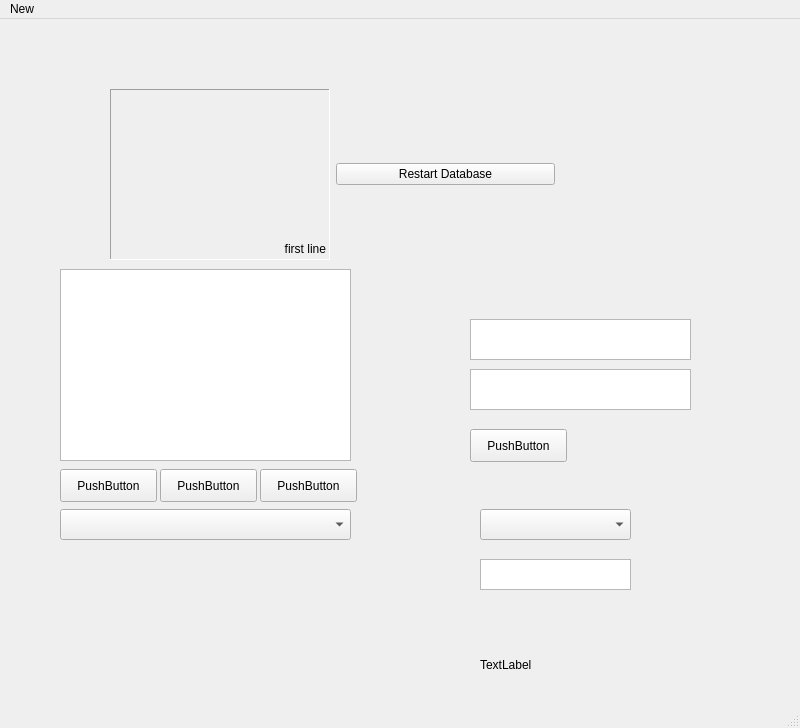
First picture: the form in mainwindow.ui, repository ardieMejia/CPP-Qt-user-management-app, before the edit.
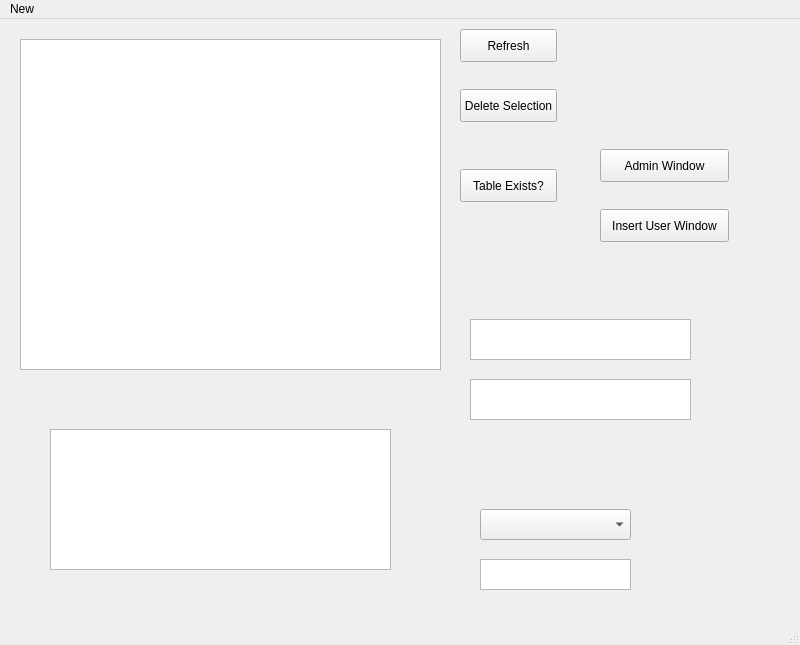
Second picture: the form after the edit.

```diff
--- a/mainwindow.ui
+++ b/mainwindow.ui
@@ -7,107 +7,13 @@
     <x>0</x>
     <y>0</y>
     <width>800</width>
-    <height>728</height>
+    <height>645</height>
    </rect>
   </property>
   <property name="windowTitle">
    <string>MainWindow</string>
   </property>
   <widget class="QWidget" name="centralwidget">
-   <widget class="QWidget" name="horizontalLayoutWidget">
-    <property name="geometry">
-     <rect>
-      <x>110</x>
-      <y>70</y>
-      <width>445</width>
-      <height>171</height>
-     </rect>
-    </property>
-    <layout class="QHBoxLayout" name="layout">
-     <item>
-      <widget class="QLabel" name="pointOnelongLabel">
-       <property name="frameShape">
-        <enum>QFrame::Panel</enum>
-       </property>
-       <property name="frameShadow">
-        <enum>QFrame::Sunken</enum>
-       </property>
-       <property name="text">
-        <string>first line</string>
-       </property>
-       <property name="alignment">
-        <set>Qt::AlignBottom|Qt::AlignRight|Qt::AlignTrailing</set>
-       </property>
-      </widget>
-     </item>
-     <item>
-      <widget class="QPushButton" name="pushButton">
-       <property name="text">
-        <string>Restart Database</string>
-       </property>
-      </widget>
-     </item>
-    </layout>
-   </widget>
-   <widget class="QListView" name="listView">
-    <property name="geometry">
-     <rect>
-      <x>60</x>
-      <y>250</y>
-      <width>291</width>
-      <height>192</height>
-     </rect>
-    </property>
-   </widget>
-   <widget class="QPushButton" name="pushButton_2">
-    <property name="geometry">
-     <rect>
-      <x>60</x>
-      <y>450</y>
-      <width>97</width>
-      <height>33</height>
-     </rect>
-    </property>
-    <property name="text">
-     <string>PushButton</string>
-    </property>
-   </widget>
-   <widget class="QPushButton" name="pushButton_3">
-    <property name="geometry">
-     <rect>
-      <x>160</x>
-      <y>450</y>
-      <width>97</width>
-      <height>33</height>
-     </rect>
-    </property>
-    <property name="text">
-     <string>PushButton</string>
-    </property>
-   </widget>
-   <widget class="QPushButton" name="pushButton_4">
-    <property name="geometry">
-     <rect>
-      <x>260</x>
-      <y>450</y>
-      <width>97</width>
-      <height>33</height>
-     </rect>
-    </property>
-    <property name="text">
-     <string>PushButton</string>
-    </property>
-   </widget>
-   <widget class="QComboBox" name="comboBox">
-    <property name="geometry">
-     <rect>
-      <x>60</x>
-      <y>490</y>
-      <width>291</width>
-      <height>31</height>
-     </rect>
-    </property>
-   </widget>
    <widget class="QComboBox" name="comboBox_ssync">
     <property name="geometry">
      <rect>
@@ -155,7 +61,7 @@
     <property name="geometry">
      <rect>
       <x>470</x>
-      <y>350</y>
+      <y>360</y>
       <width>221</width>
       <height>41</height>
      </rect>
@@ -164,15 +70,87 @@
    <widget class="QPushButton" name="button_saveUser">
     <property name="geometry">
      <rect>
-      <x>470</x>
+      <x>460</x>
+      <y>10</y>
+      <width>97</width>
+      <height>33</height>
+     </rect>
+    </property>
+    <property name="text">
+     <string>Refresh</string>
+    </property>
+   </widget>
+   <widget class="QTableView" name="userTableView">
+    <property name="geometry">
+     <rect>
+      <x>20</x>
+      <y>20</y>
+      <width>421</width>
+      <height>331</height>
+     </rect>
+    </property>
+   </widget>
+   <widget class="QPushButton" name="pushButton">
+    <property name="geometry">
+     <rect>
+      <x>600</x>
+      <y>130</y>
+      <width>129</width>
+      <height>33</height>
+     </rect>
+    </property>
+    <property name="text">
+     <string>Admin Window</string>
+    </property>
+   </widget>
+   <widget class="QPushButton" name="buttonDeleteSelection">
+    <property name="geometry">
+     <rect>
+      <x>460</x>
+      <y>70</y>
+      <width>97</width>
+      <height>33</height>
+     </rect>
+    </property>
+    <property name="text">
+     <string>Delete Selection</string>
+    </property>
+   </widget>
+   <widget class="QPushButton" name="buttonTableExists">
+    <property name="geometry">
+     <rect>
+      <x>460</x>
+      <y>150</y>
+      <width>97</width>
+      <height>33</height>
+     </rect>
+    </property>
+    <property name="text">
+     <string>Table Exists?</string>
+    </property>
+   </widget>
+   <widget class="QPushButton" name="insertUserDialog">
+    <property name="geometry">
+     <rect>
+      <x>600</x>
+      <y>190</y>
+      <width>129</width>
+      <height>33</height>
+     </rect>
+    </property>
+    <property name="text">
+     <string>Insert User Window</string>
+    </property>
+   </widget>
+   <widget class="QTableView" name="userUpdateView">
+    <property name="geometry">
+     <rect>
+      <x>50</x>
       <y>410</y>
-      <width>97</width>
-      <height>33</height>
+      <width>341</width>
+      <height>141</height>
      </rect>
     </property>
-    <property name="text">
-     <string>PushButton</string>
-    </property>
    </widget>
   </widget>
   <widget class="QMenuBar" name="menubar">
```
Left out of the diff: 4 changed lines with no effect on the pictures.
